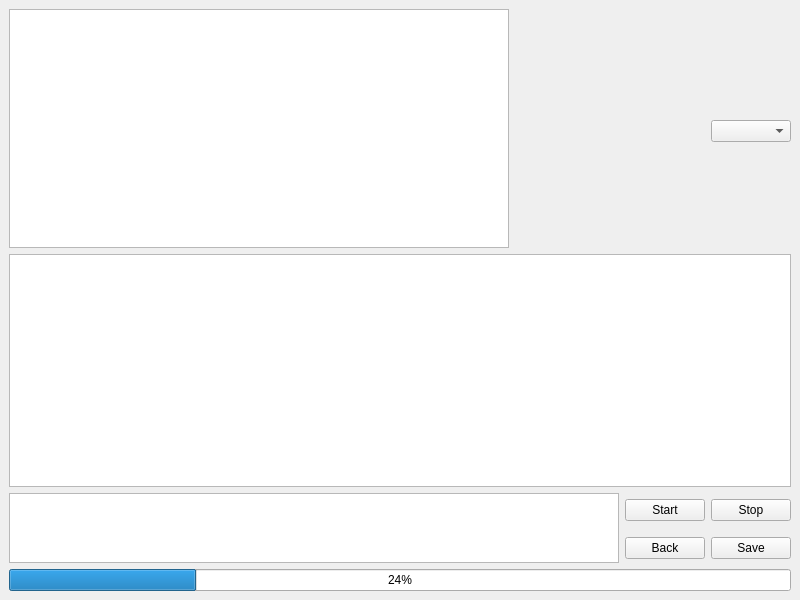
Before: the Qt Designer form ui/TrainScene.ui in TeodoraMaria/SnakeLearning, drawn with Qt 5.
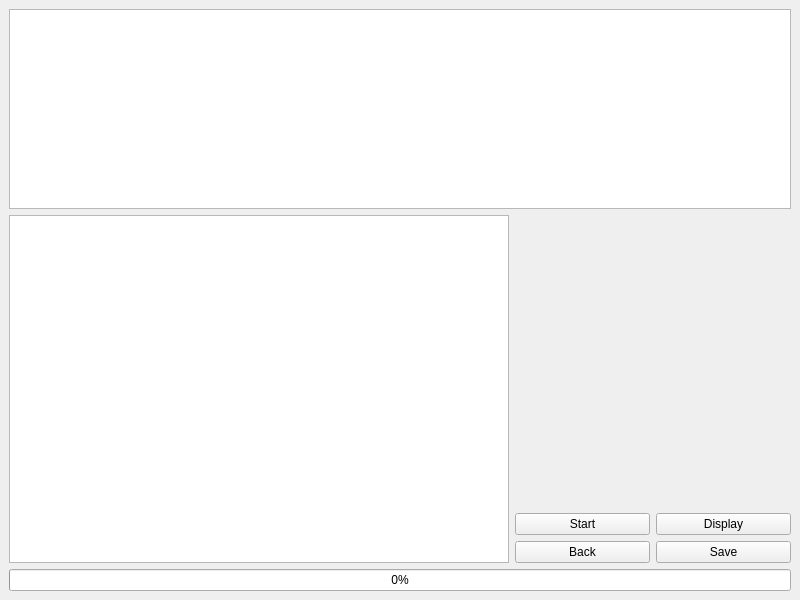
After: the same form once the commit is applied. Custom widgets are drawn as their Qt base class.

```diff
--- a/ui/TrainScene.ui
+++ b/ui/TrainScene.ui
@@ -15,23 +15,29 @@
   </property>
   <widget class="QWidget" name="centralwidget">
    <layout class="QGridLayout" name="gridLayout">
-    <item row="3" column="2">
-     <widget class="QPushButton" name="pushButtonStop">
-      <property name="text">
-       <string>Stop</string>
+    <item row="1" column="0" colspan="3">
+     <widget class="QChartView" name="chartView">
+      <property name="minimumSize">
+       <size>
+        <width>300</width>
+        <height>200</height>
+       </size>
       </property>
+      <property name="maximumSize">
+       <size>
+        <width>99999</width>
+        <height>200</height>
+       </size>
+      </property>
      </widget>
     </item>
-    <item row="4" column="2">
-     <widget class="QPushButton" name="pushButtonSave">
-      <property name="text">
-       <string>Save</string>
+    <item row="5" column="0" colspan="3">
+     <widget class="QProgressBar" name="progressBar">
+      <property name="value">
+       <number>0</number>
       </property>
      </widget>
     </item>
-    <item row="3" column="0" rowspan="2">
-     <widget class="QTextEdit" name="textEdit"/>
-    </item>
     <item row="3" column="1">
      <widget class="QPushButton" name="pushButtonStart">
       <property name="text">
@@ -46,14 +52,21 @@
       </property>
      </widget>
     </item>
-    <item row="5" column="0" colspan="3">
-     <widget class="QProgressBar" name="progressBar">
-      <property name="value">
-       <number>24</number>
+    <item row="3" column="2">
+     <widget class="QPushButton" name="pushButtonDisplay">
+      <property name="text">
+       <string>Display</string>
       </property>
      </widget>
     </item>
-    <item row="1" column="1">
+    <item row="4" column="2">
+     <widget class="QPushButton" name="pushButtonSave">
+      <property name="text">
+       <string>Save</string>
+      </property>
+     </widget>
+    </item>
+    <item row="2" column="2">
      <spacer name="verticalSpacer">
       <property name="orientation">
        <enum>Qt::Vertical</enum>
@@ -66,7 +79,7 @@
       </property>
      </spacer>
     </item>
-    <item row="0" column="0" rowspan="2">
+    <item row="2" column="0" rowspan="3">
      <widget class="QGraphicsView" name="graphicsView">
       <property name="minimumSize">
        <size>
@@ -82,19 +95,6 @@
       </property>
      </widget>
     </item>
-    <item row="1" column="2">
-     <widget class="QComboBox" name="comboBox"/>
-    </item>
-    <item row="2" column="0" colspan="3">
-     <widget class="QChartView" name="chartView">
-      <property name="minimumSize">
-       <size>
-        <width>300</width>
-        <height>200</height>
-       </size>
-      </property>
-     </widget>
-    </item>
    </layout>
   </widget>
  </widget>
```
